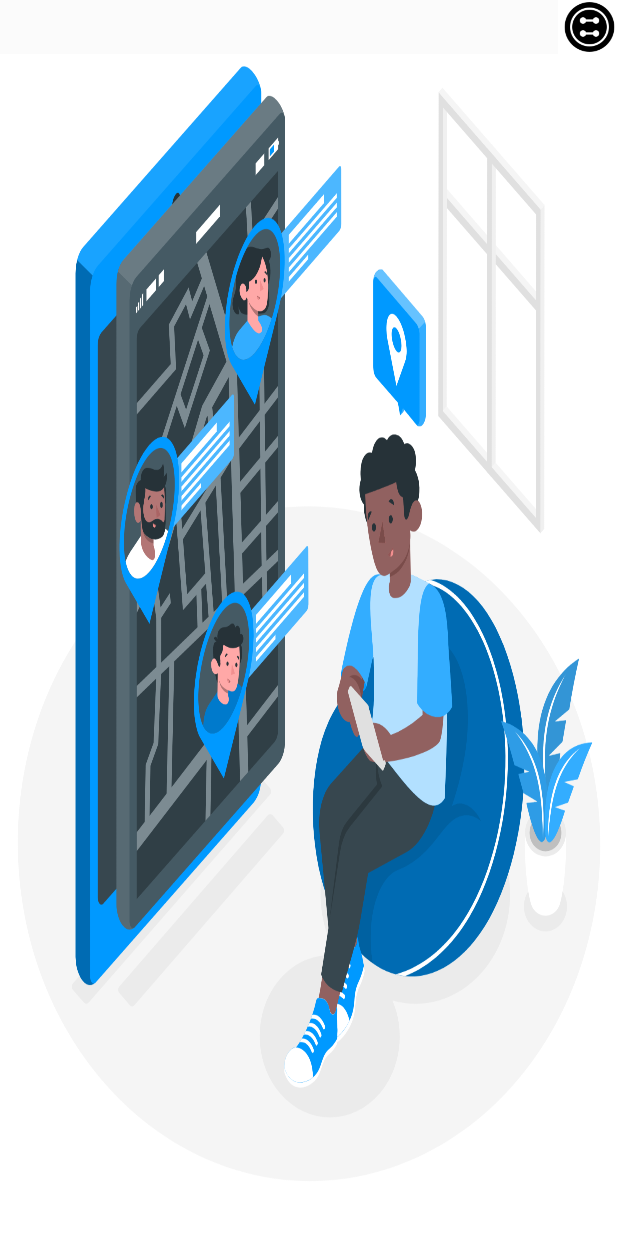
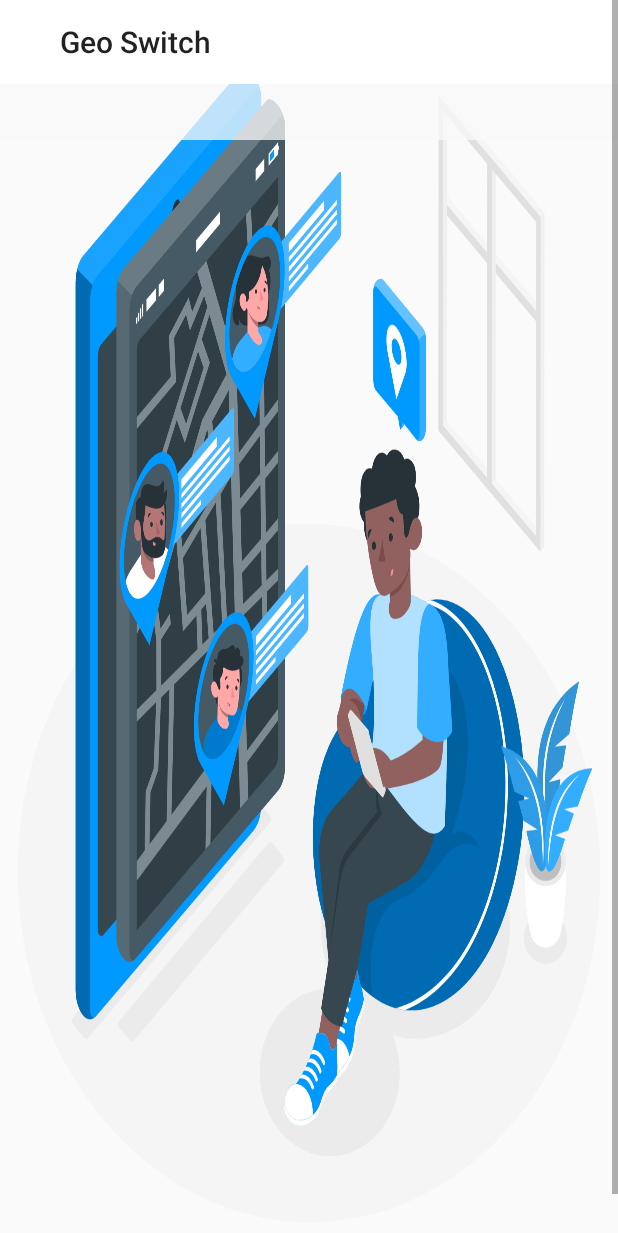
Before and after one commit to jilsonjil/GEO_SWITCH, an Android app: the layout dashboard.xml on its own in the app's theme, with its tools: preview values and no code run, on a phone screen of 412 x 824 dp. Shown: the top 1233 px of the screen. Run offline under Robolectric (Android 15) with nearby library versions, the phone set to English and light mode, and no system bars; Roboto replaces fonts that are not available here.

Commit message:
drawerlayout

```diff
--- a/app/build.gradle
+++ b/app/build.gradle
@@ -51,6 +51,7 @@ dependencies {
     implementation 'com.google.android.gms:play-services-maps:18.0.2'
     implementation 'com.google.android.gms:play-services-location:19.0.1'
     implementation 'com.google.android.libraries.places:places:2.5.0'
+    implementation 'androidx.drawerlayout:drawerlayout:1.1.1'
 
 
     testImplementation 'junit:junit:4.+'
--- a/app/src/main/AndroidManifest.xml
+++ b/app/src/main/AndroidManifest.xml
@@ -5,7 +5,6 @@
     <uses-permission android:name="android.permission.ACCESS_COARSE_LOCATION" />
     <uses-permission android:name="android.permission.INTERNET" />
     <uses-permission android:name="android.permission.ACCESS_FINE_LOCATION" />
-
 
     <application
         android:allowBackup="true"
--- a/app/src/main/java/com/example/geo/timereminder.java
+++ b/app/src/main/java/com/example/geo/timereminder.java
@@ -111,6 +111,7 @@ public class timereminder extends AppCompatActivity {
                 }
             }
         });
+
             dd.setEndIconOnClickListener(v -> {
                 year = calendar.get(Calendar.YEAR);
                 month = calendar.get(Calendar.MONTH);
@@ -121,11 +122,12 @@ public class timereminder extends AppCompatActivity {
                         editText1.setText(SimpleDateFormat.getDateInstance().format(calendar.getTime()));
 
                     }
-            },year,month,day);
+                }, year, month, day);
                 datePickerDialog.getDatePicker().setMinDate(System.currentTimeMillis());
                 datePickerDialog.show();
 
             });
+
         view.setOnClickListener(new View.OnClickListener() {
             @Override
             public void onClick(View v) {
--- a/app/src/main/res/layout/dashboard.xml
+++ b/app/src/main/res/layout/dashboard.xml
@@ -1,10 +1,24 @@
 <?xml version="1.0" encoding="utf-8"?>
-<androidx.constraintlayout.widget.ConstraintLayout xmlns:android="http://schemas.android.com/apk/res/android"
+<androidx.drawerlayout.widget.DrawerLayout xmlns:android="http://schemas.android.com/apk/res/android"
     xmlns:app="http://schemas.android.com/apk/res-auto"
     xmlns:tools="http://schemas.android.com/tools"
     android:layout_width="match_parent"
     android:layout_height="match_parent"
-    tools:context=".dashboard">
+    tools:context=".dashboard"
+    android:id="@+id/drawer_layout"
+    android:fitsSystemWindows="true"
+    tools:openDrawer="start">
+    <com.google.android.material.navigation.NavigationView
+        android:layout_width="wrap_content"
+        android:layout_height="match_parent"
+        android:id="@+id/navigationview"
+        app:headerLayout="@layout/header"
+        android:background="@drawable/dbg"
+        app:menu="@menu/nav_menu"
+        android:layout_gravity="start"/>
+    <ScrollView
+        android:layout_width="match_parent"
+        android:layout_height="match_parent">
 
 
     <androidx.constraintlayout.widget.ConstraintLayout
@@ -18,42 +32,46 @@
         app:layout_constraintStart_toStartOf="parent"
         app:layout_constraintTop_toTopOf="parent"
         app:layout_constraintVertical_bias="1.0">
+        <androidx.appcompat.widget.Toolbar
+            android:id="@+id/toolbar"
+            android:layout_width="match_parent"
+            android:layout_height="wrap_content"
+            android:background="@color/white"
 
+            app:title="Geo Switch"
+            app:titleMarginStart="40dp"
+            tools:ignore="MissingConstraints" />
 
-        <ImageView
-            android:id="@+id/imageView2"
-            android:layout_width="38dp"
-            android:layout_height="36dp"
+        <com.google.android.material.tabs.TabLayout
+            android:id="@+id/tab_layout"
+            android:layout_width="414dp"
+            android:layout_height="37dp"
+            android:background="#BEFAFAFA"
             app:layout_constraintEnd_toEndOf="parent"
-            app:srcCompat="@drawable/action"
-            tools:layout_editor_absoluteY="1dp" />
+            app:layout_constraintHorizontal_bias="0.0"
+            app:layout_constraintStart_toStartOf="parent"
+            app:layout_constraintTop_toBottomOf="@+id/toolbar"
+            tools:ignore="MissingConstraints" />
+
 
         <androidx.viewpager.widget.ViewPager
             android:id="@+id/view_pager"
             android:layout_width="408dp"
             android:layout_height="759dp"
-            app:layout_constraintBottom_toBottomOf="parent"
             app:layout_constraintEnd_toEndOf="parent"
             app:layout_constraintHeight_percent=".7"
             app:layout_constraintHorizontal_bias="0.0"
             app:layout_constraintStart_toStartOf="parent"
+
             app:layout_constraintTop_toBottomOf="@+id/tab_layout"
-            app:layout_constraintVertical_bias="0.421">
+            tools:ignore="MissingConstraints">
 
         </androidx.viewpager.widget.ViewPager>
 
-        <com.google.android.material.tabs.TabLayout
-            android:id="@+id/tab_layout"
-            android:layout_width="372dp"
-            android:layout_height="36dp"
-            android:background="#BEFAFAFA"
-            app:layout_constraintEnd_toEndOf="parent"
-            app:layout_constraintHorizontal_bias="0.0"
-            app:layout_constraintStart_toStartOf="parent"
-            tools:layout_editor_absoluteY="-4dp" />
+
 
 
     </androidx.constraintlayout.widget.ConstraintLayout>
 
-
-</androidx.constraintlayout.widget.ConstraintLayout>
+    </ScrollView>
+</androidx.drawerlayout.widget.DrawerLayout>
--- a/app/src/main/res/menu/nav_menu.xml
+++ b/app/src/main/res/menu/nav_menu.xml
@@ -1,7 +1,20 @@
 <?xml version="1.0" encoding="utf-8"?>
 <menu xmlns:android="http://schemas.android.com/apk/res/android">
+<group android:checkableBehavior="single">    <item
+        android:id="@+id/profile"
+        android:title="profile"
+        android:icon="@drawable/ic_baseline_person_24"
+        />
+    <item
+        android:id="@+id/history"
+        android:title="HISTORY"
+        android:icon="@drawable/ic_left_arrow_7404"
+        />
+    <item
+        android:id="@+id/logout"
+        android:title="LOGOUT"
+        android:icon="@android:drawable/ic_dialog_map"
+        />
+</group>
 
-    <item
-        android:id="@+id/itemlogout"
-        android:title="Log out" />
 </menu>
--- a/app/src/main/res/values/themes.xml
+++ b/app/src/main/res/values/themes.xml
@@ -1,6 +1,6 @@
 <resources xmlns:tools="http://schemas.android.com/tools">
     <!-- Base application theme. -->
-    <style name="Theme.GEO" parent="Theme.MaterialComponents.DayNight.DarkActionBar">
+    <style name="Theme.GEO" parent="Theme.AppCompat.Light.NoActionBar">
         <!-- Primary brand color. -->
         <item name="colorPrimary">@color/purple_500</item>
         <item name="colorPrimaryVariant">@color/purple_700</item>
@@ -9,6 +9,7 @@
         <item name="colorSecondary">@color/teal_200</item>
         <item name="colorSecondaryVariant">@color/teal_700</item>
         <item name="colorOnSecondary">@color/black</item>
+
         <!-- Status bar color. -->
         <item name="android:statusBarColor" tools:targetApi="l">?attr/colorPrimaryVariant</item>
         <!-- Customize your theme here. -->
```
Also changed, not shown: app/src/main/java/com/example/geo/dashboard.java (+39 -7 lines), app/src/main/res/layout/header.xml (added, +28 -0 lines), app/src/main/res/navigation/nav_graph3.xml (added, +28 -0 lines), app/src/main/res/values/strings.xml (+5 -2 lines). Lines whose indentation alone changed are shown as unchanged.
